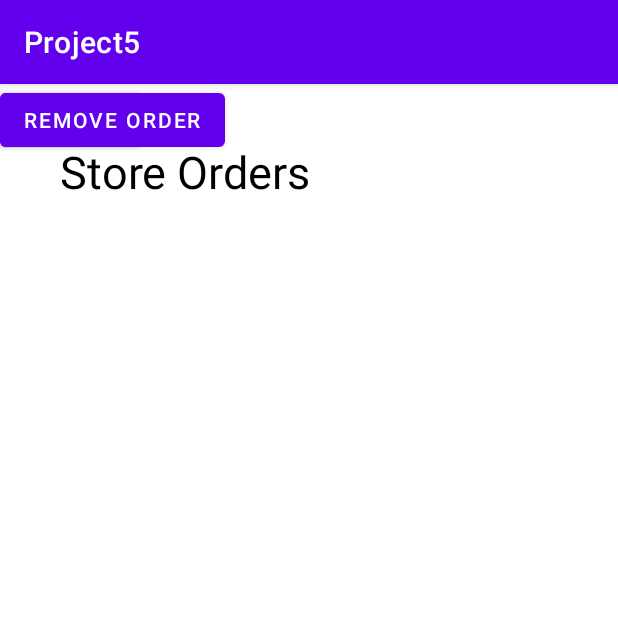
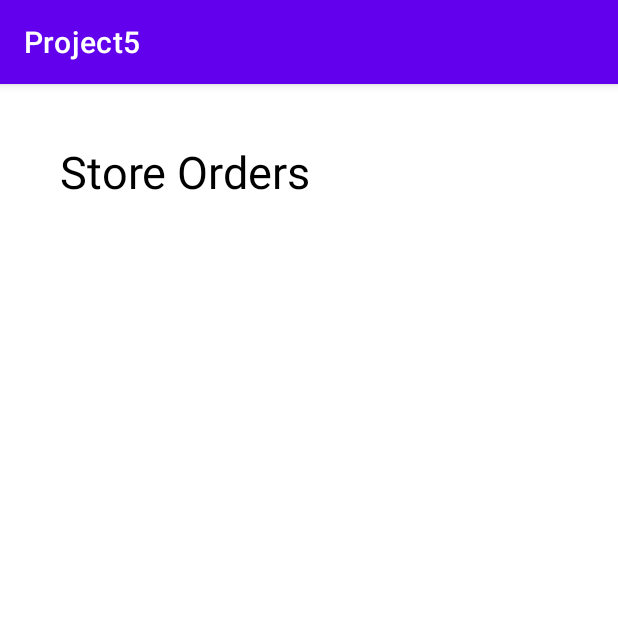
Before and after one commit to SebastianACarrasco/Software-Methodology, an Android app: the StoreOrderActivity screen opened directly, with no data from a screen before it, on a phone screen of 412 x 824 dp, the top half of it. Run offline under Robolectric (Android 15) with nearby library versions, the phone set to English and light mode, and no system bars; 2 statements that could not run were skipped.

Commit message:
store order activity

```diff
--- a/Project5/app/src/main/java/com/example/project5/StoreOrderActivity.java
+++ b/Project5/app/src/main/java/com/example/project5/StoreOrderActivity.java
@@ -21,11 +21,12 @@ public class StoreOrderActivity extends AppCompatActivity{
         super.onCreate(savedInstanceState);
         setContentView(R.layout.activity_storeorders);
 
-        Button remove = findViewById(R.id.removeOrder);
         ListView listView = findViewById(R.id.listViewOrder);
 
         Intent intent = getIntent();
         list = intent.getStringArrayListExtra("orderList");
+        ArrayAdapter<String> arrayAdapter = new ArrayAdapter<String>(this, android.R.layout.simple_list_item_1, list);
+        listView.setAdapter(arrayAdapter);
 
         //alert dialog for removing items from the order
         listView.setOnItemClickListener(new AdapterView.OnItemClickListener() {
--- a/Project5/app/src/main/res/layout/activity_storeorders.xml
+++ b/Project5/app/src/main/res/layout/activity_storeorders.xml
@@ -4,10 +4,6 @@
                                                    android:layout_height="match_parent">
 
 
-    <Button
-            android:text="Button"
-            android:layout_width="wrap_content"
-            android:layout_height="wrap_content" android:id="@+id/button3"/>
     <TextView
             android:text="@string/storeOrderTitle"
             android:layout_width="230dp"
@@ -28,8 +24,4 @@
             android:layout_marginBottom="34dp" android:layout_marginTop="38dp"
             app:layout_constraintTop_toBottomOf="@+id/storeOrderTitle">
     </ListView>
-    <Button
-            android:text="Remove Order"
-            android:layout_width="wrap_content"
-            android:layout_height="wrap_content" android:id="@+id/removeOrder"/>
 </androidx.constraintlayout.widget.ConstraintLayout>
```
